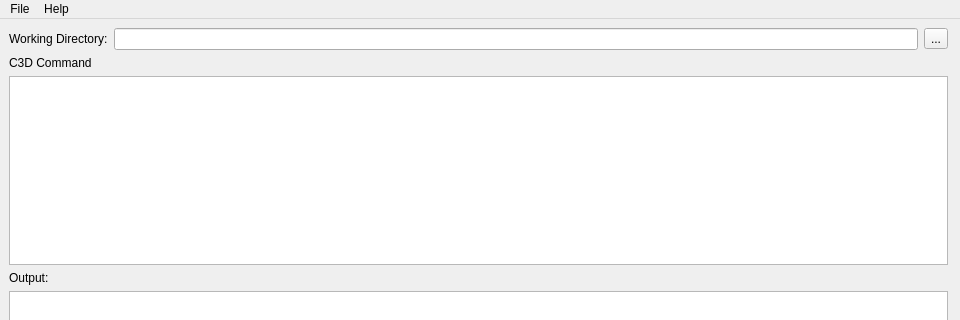
Above: gui/MainWindow.ui from pyushkevich/c3d before the change; both pictures show x 0 to 960 and y 0 to 320 of the 960 by 548 pixel window. Below: the same form after it.
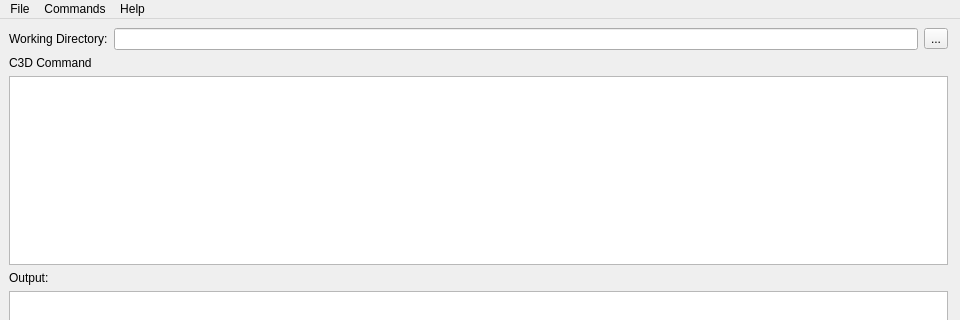
That is the form after the change. Icons and pictures are not drawn. Custom widgets are drawn as their Qt base class.

Commit message: Added documentation categories, commands menu for the GUI

```diff
--- a/gui/MainWindow.ui
+++ b/gui/MainWindow.ui
@@ -167,7 +167,13 @@
     </property>
     <addaction name="actionC3D_Manual"/>
    </widget>
+   <widget class="QMenu" name="menuCommands">
+    <property name="title">
+     <string>Commands</string>
+    </property>
+   </widget>
    <addaction name="menuFile"/>
+   <addaction name="menuCommands"/>
    <addaction name="menuHelp"/>
   </widget>
   <widget class="QStatusBar" name="statusbar"/>
```
The commit also changes 5 other files.
